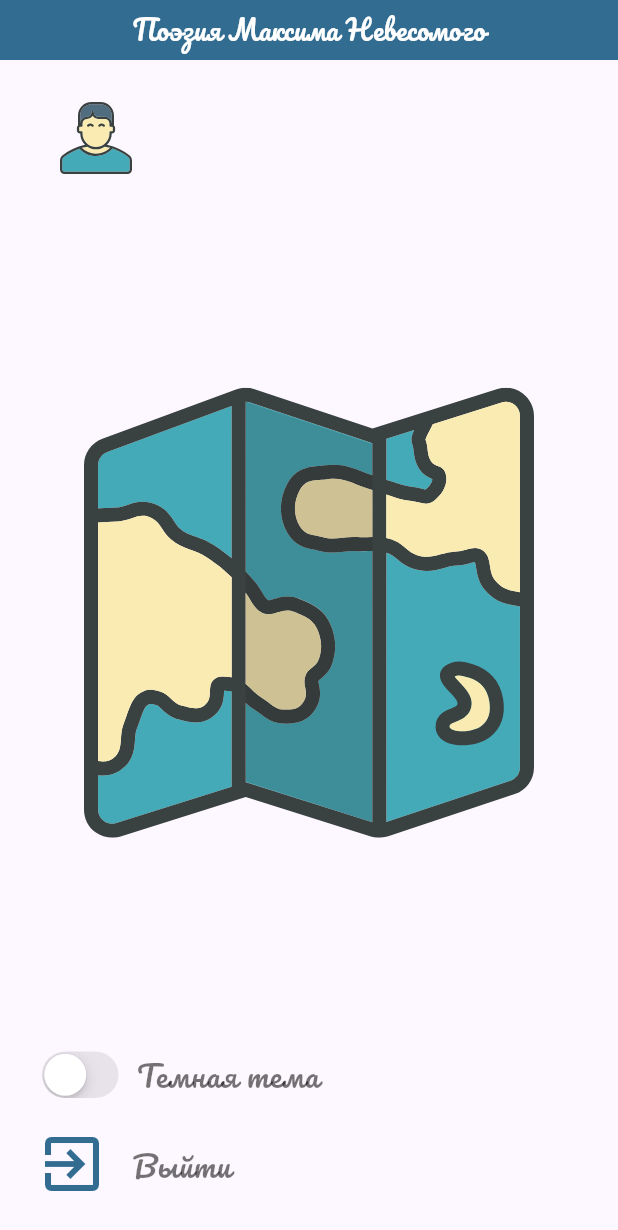
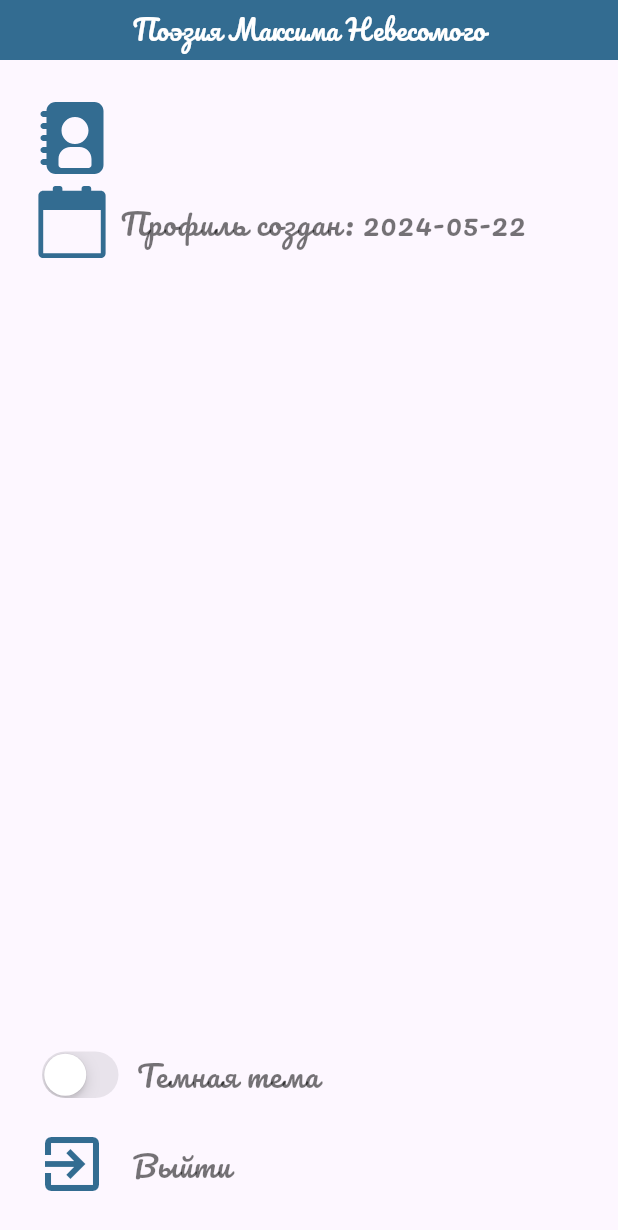
Before and after one commit to MaksimKischenko/NevesomiyPoetry, a Flutter app: the SettingsScreen screen opened directly, on a phone screen of 412 x 824 dp. Shown: the top 1230 px of the screen. Run offline on Flutter 3.47's test engine with Material 3 defaults, Android fonts, the phone set to English and light mode, and no system bars; our stand-ins replace bloc, bloc_concurrency, cloud_firestore, confetti, connectivity_plus, either_dart and 11 more; accounts and stored records are empty.

Commit message:
theme new fix

```diff
--- a/lib/data/data_manager.dart
+++ b/lib/data/data_manager.dart
@@ -4,5 +4,7 @@ class DataManager {
   static DataManager get instance => _instance;
 
   String? userEmail;
+  DateTime? creationDate;
+  DateTime? lastSignTime;
 
 }
--- a/lib/domain/entites/svg_repo.dart
+++ b/lib/domain/entites/svg_repo.dart
@@ -6,18 +6,18 @@ enum SvgRepo {
   heart('assets/icons/heart.svg'),
   map('assets/icons/map.svg'),
   globeMain('assets/icons/globe-main.svg'),
-  man('assets/icons/man.svg'),
+  account('assets/icons/account.svg'),
   comment('assets/icons/comment.svg'),
   sun('assets/icons/sun.svg'),
   presentation('assets/icons/presentation.svg'),
   key('assets/icons/key.svg'),
+  dateAdd('assets/icons/date-add.svg'),
   settings('assets/icons/cog.svg'),
   pen('assets/icons/pen.svg'),
   pencil('assets/icons/pencil.svg'),
   star('assets/icons/star.svg'),
   like('assets/icons/thumb-up.svg'),
   plain('assets/icons/plane.svg'),
-  photo('assets/icons/photo.svg'),
   modem('assets/icons/modem.svg'),
   rocket('assets/icons/rocket.svg'),
   wrench('assets/icons/wrench.svg');
--- a/lib/presentation/bloc/auth/auth_bloc.dart
+++ b/lib/presentation/bloc/auth/auth_bloc.dart
@@ -1,4 +1,5 @@
 import 'dart:async';
+
 
 
 import 'package:bloc/bloc.dart';
@@ -51,7 +52,10 @@ class AuthBloc extends Bloc<AuthEvent, AuthState> {
             timer ??= Timer.periodic(const Duration(seconds: 3), (timer) async{
               final user = (await service.reloadUser()).currentUser;
               if(user!.emailVerified) {
+
                 DataManager.instance.userEmail = authData.email;
+                DataManager.instance.creationDate = user.metadata.creationTime;
+                DataManager.instance.lastSignTime = user.metadata.lastSignInTime;
                 emit(AuthSignedIn(
                   user: user
                 ));
@@ -60,6 +64,8 @@ class AuthBloc extends Bloc<AuthEvent, AuthState> {
             });
           } else {
             DataManager.instance.userEmail = authData.email;
+            DataManager.instance.creationDate = authData.metadata.creationTime;
+            DataManager.instance.lastSignTime = authData.metadata.lastSignInTime;
           }
         }
         return AuthStreamStates(
--- a/lib/presentation/bloc/simple_bloc_observer.dart
+++ b/lib/presentation/bloc/simple_bloc_observer.dart
@@ -12,7 +12,7 @@ class SimpleBlocObserver extends BlocObserver {
   @override
   void onTransition(Bloc bloc, Transition transition) {
     super.onTransition(bloc, transition);
-    log(transition.toString());
+    // log(transition.toString());
   }
 
   @override
--- a/lib/presentation/screens/settings/settings_screen.dart
+++ b/lib/presentation/screens/settings/settings_screen.dart
@@ -1,9 +1,8 @@
 import 'package:flutter/material.dart';
-import 'package:flutter_bloc/flutter_bloc.dart';
-import 'package:flutter_svg/flutter_svg.dart';
+import 'package:nevesomiy/data/data.dart';
 import 'package:nevesomiy/domain/entites/ettities.dart';
-import 'package:nevesomiy/presentation/bloc/bloc.dart';
 import 'package:nevesomiy/presentation/widgets/widget.dart';
+import 'package:nevesomiy/utils/date_helper.dart';
 
 import 'widgets/widgets.dart';
 
@@ -13,25 +12,22 @@ class SettingsScreen extends StatelessWidget {
   });
 
   @override
-  Widget build(BuildContext context) => Scaffold(
+  Widget build(BuildContext context) =>  Scaffold(
       appBar: const SimpleAppBar(),
       body: Padding(
-        padding: const EdgeInsets.all(24),
+        padding:  const EdgeInsets.all(24),
         child: Column(
           crossAxisAlignment: CrossAxisAlignment.center,
           children: [
-            const AccountInfoTile(),
-            Expanded(
-              child: BlocBuilder<ThemeBloc, ThemeState>(
-                builder: (context, state) => SvgPicture.asset(
-                    state.isDarkTheme?
-                    SvgRepo.photo.location:
-                    SvgRepo.map.location,
-                    width: 300,
-                    height: 300,
-                  ),
-              ),
+            AccountInfoTile(
+              svgLocation: SvgRepo.account.location,
+              info: DataManager.instance.userEmail ?? 'Неизвестно',
             ),
+            AccountInfoTile(
+              svgLocation: SvgRepo.dateAdd.location,
+              info: 'Профиль создан: ${DataManager.instance.creationDate?.toStringFormatted() ?? ''}',
+            ),
+            const Spacer(),
             const SettingsList(),
           ],
         ),
--- a/lib/presentation/screens/settings/widgets/account_info_tile.dart
+++ b/lib/presentation/screens/settings/widgets/account_info_tile.dart
@@ -1,21 +1,34 @@
 import 'package:flutter/material.dart';
 import 'package:flutter_svg/flutter_svg.dart';
-import 'package:nevesomiy/data/data_manager.dart';
-import 'package:nevesomiy/domain/entites/svg_repo.dart';
+import 'package:nevesomiy/presentation/styles/styles.dart';
 
 class AccountInfoTile extends StatelessWidget {
-  const AccountInfoTile({super.key});
+  final String svgLocation;
+  final String info;
+
+  const AccountInfoTile({
+    super.key,
+    required this.svgLocation,
+    required this.info
+  });
 
   @override
-  Widget build(BuildContext context) => ListTile(
-      leading: SvgPicture.asset(
-        SvgRepo.man.location,
+  Widget build(BuildContext context) => Padding(
+    padding: const EdgeInsets.symmetric(vertical: 4),
+    child: Row(
+      children: [
+        SvgPicture.asset(
+          svgLocation,
+          colorFilter: ColorFilter.mode(ColorStyles.mainColor, BlendMode.srcIn),
           width: 48,
           height: 48
         ),
-      title: Text(
-        '${DataManager.instance.userEmail}',
+        const SizedBox(width: 8),
+        Text(
+          info,
           style: Theme.of(context).textTheme.bodyLarge,
+        ),
+      ],
     ),
   );
 }
--- a/lib/presentation/themes.dart
+++ b/lib/presentation/themes.dart
@@ -173,20 +173,27 @@ mixin AppThemes {
         fontWeight: FontWeight.w600,
         fontSize: 22,
         fontFamily: 'Pacifico',
-        color: Colors.white70,
+        color: Colors.blueGrey,
         fontStyle: FontStyle.normal,
       ),
       bodySmall: TextStyle(
         fontWeight: FontWeight.w400,
-        fontSize: 14,
-        fontFamily: 'Pacifico',
-        color: Colors.white54,
+        fontSize: 16,
+        fontFamily: 'Roboto',
+        color: Color(0xff004976),
         fontStyle: FontStyle.normal,
       ),
       bodyMedium: TextStyle(
         fontWeight: FontWeight.w400,
         fontSize: 18,
         fontFamily: 'Pacifico',
+        color: Colors.white70,
+        fontStyle: FontStyle.normal,
+      ),
+      bodyLarge: TextStyle(
+        fontWeight: FontWeight.w400,
+        fontSize: 20,
+        fontFamily: 'Pacifico',   //Pacifico
         color: Colors.white70,
         fontStyle: FontStyle.normal,
       ),
@@ -203,6 +210,12 @@ mixin AppThemes {
     elevatedButtonTheme: ElevatedButtonThemeData(
       style: ButtonStyle(
          backgroundColor: MaterialStateProperty.all(Colors.white70),
+        //  side: MaterialStateProperty.all(
+        //   const BorderSide(
+        //   color: Colors.blueGrey, // Цвет границы
+        //   width: 4, // Ширина границы
+        //   ),
+        // )
       )
     ),
   );
--- /dev/null
+++ b/lib/utils/date_helper.dart
@@ -0,0 +1,18 @@
+import 'package:intl/intl.dart';
+
+
+extension DateHelperDateTime on DateTime {
+
+  String toStringFormatted() => DateFormat('yyyy-MM-dd').format(this);
+
+  String toStringFormattedGetOperationHistory() => DateFormat('dd.MM.yyyy HH:mm').format(this);
+
+}
+
+extension DateTimeExtension on DateTime? {
+  String parseToString(String dateFormat) {
+    if (this == null) return '';
+    return DateFormat(dateFormat).format(this ?? DateTime.now());
+  }
+   String toStringFormatted() => DateFormat('dd.MM.yyyy').format(this ?? DateTime.now());
+}
--- a/lib/utils/utils.dart
+++ b/lib/utils/utils.dart
@@ -1,3 +1,4 @@
+export 'date_helper.dart';
 export 'list_utils.dart';
 export 'modal_dialogs.dart';
 export 'poem_topic_parser.dart';
```
Also changed, not shown: pubspec.yaml (+7 -6 lines), assets/icons/account.svg (added), assets/icons/date-add.svg (added), assets/icons/man.svg (deleted), assets/icons/map.svg (deleted), assets/icons/photo.svg (deleted), pubspec.lock, 2 other files. Lines whose indentation alone changed are shown as unchanged.
